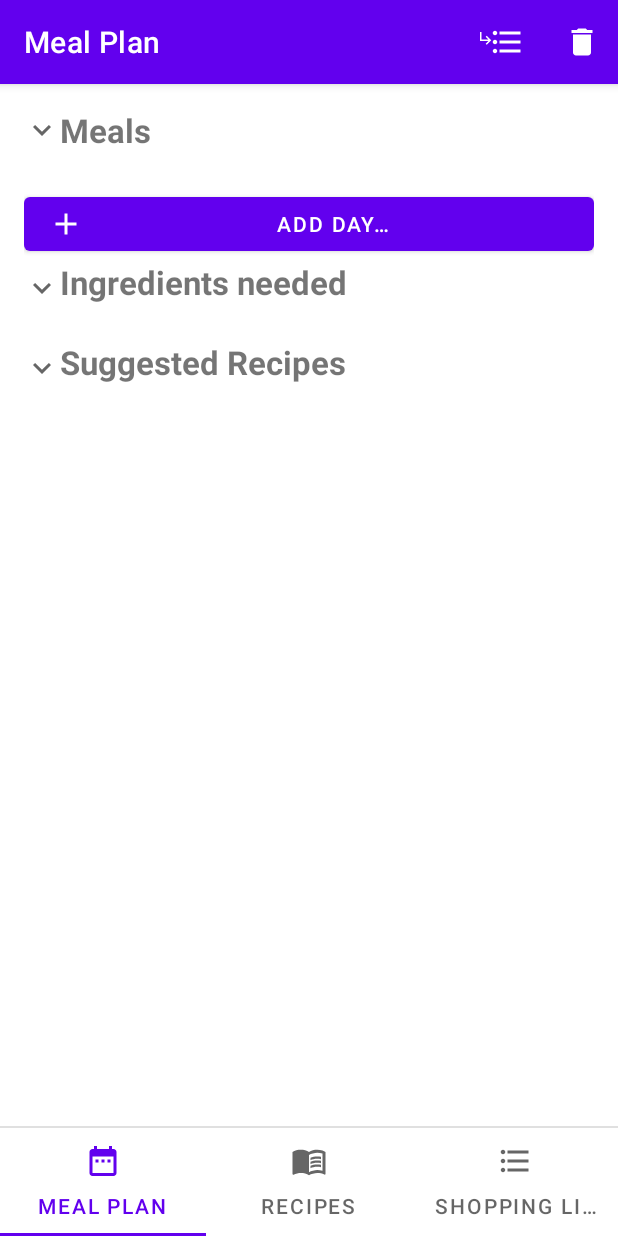
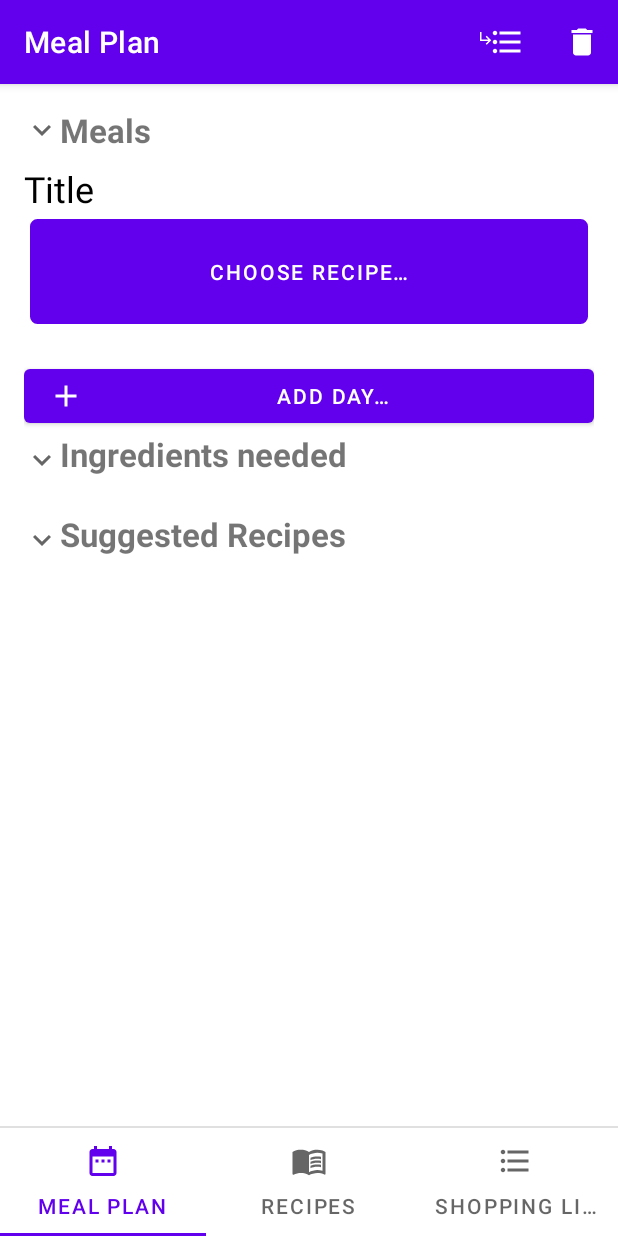
Before and after one commit to tschwenke7/shoppinglistapp2, an Android app: the screen it shows after launch (MainActivity), after a tap on "ADD DAY…", on a phone screen of 412 x 824 dp. Run offline under Robolectric (Android 15) with nearby library versions, the phone set to English and light mode, and no system bars; our stand-ins replace Room's generated code.

Commit message:
Empty meal plans can now be displayed and renamed.

```diff
--- a/app/src/main/java/com/example/shoppinglistapp2/activities/ui/mealplan/MealPlanFragment.java
+++ b/app/src/main/java/com/example/shoppinglistapp2/activities/ui/mealplan/MealPlanFragment.java
@@ -21,10 +21,11 @@ import android.widget.Button;
 import com.example.shoppinglistapp2.R;
 import com.example.shoppinglistapp2.activities.MainActivity;
 import com.example.shoppinglistapp2.activities.ui.shoppinglist.ShoppingListViewModel;
+import com.example.shoppinglistapp2.helpers.KeyboardHider;
 
 import org.jetbrains.annotations.NotNull;
 
-public class MealPlanFragment extends Fragment {
+public class MealPlanFragment extends Fragment implements MealPlanListAdapter.MealPlanClickListener {
 
     private MealPlanViewModel mealPlanViewModel;
 
@@ -50,7 +51,7 @@ public class MealPlanFragment extends Fragment {
 
         //setup meal plan recyclerview
         RecyclerView mealPlanRecyclerView = getView().findViewById(R.id.plan_recipes_recyclerview);
-        final MealPlanListAdapter mealPlanListAdapter = new MealPlanListAdapter();
+        final MealPlanListAdapter mealPlanListAdapter = new MealPlanListAdapter(this);
         mealPlanRecyclerView.setAdapter(mealPlanListAdapter);
         mealPlanRecyclerView.setLayoutManager(new LinearLayoutManager((this.getContext())));
 
@@ -86,4 +87,22 @@ public class MealPlanFragment extends Fragment {
         //set title
         ((AppCompatActivity) mainActivity).getSupportActionBar().setTitle(R.string.title_meal_plan);
     }
+
+    @Override
+    public void onTitleConfirmClicked(int position, String newTitle) {
+        KeyboardHider.hideKeyboard(getActivity());
+
+        //update title in database
+        mealPlanViewModel.updateDayTitle(position, newTitle);
+    }
+
+    @Override
+    public void onChooseRecipeClicked(int position) {
+
+    }
+
+    @Override
+    public void onRecipeClicked(int position) {
+
+    }
 }
--- a/app/src/main/java/com/example/shoppinglistapp2/activities/ui/mealplan/MealPlanListAdapter.java
+++ b/app/src/main/java/com/example/shoppinglistapp2/activities/ui/mealplan/MealPlanListAdapter.java
@@ -1,6 +1,7 @@
 package com.example.shoppinglistapp2.activities.ui.mealplan;
 
 import android.view.LayoutInflater;
+import android.view.MotionEvent;
 import android.view.View;
 import android.view.ViewGroup;
 import android.widget.TextView;
@@ -13,6 +14,7 @@ import com.example.shoppinglistapp2.R;
 import com.example.shoppinglistapp2.activities.ui.recipes.recipelist.RecipeListAdapter;
 import com.example.shoppinglistapp2.db.tables.MealPlan;
 import com.example.shoppinglistapp2.db.tables.Recipe;
+import com.example.shoppinglistapp2.helpers.KeyboardHider;
 
 import org.jetbrains.annotations.NotNull;
 
@@ -21,16 +23,18 @@ import java.util.List;
 public class MealPlanListAdapter extends RecyclerView.Adapter<MealPlanListAdapter.ViewHolder> {
 
     private List<MealPlan> mealPlans;
+    private MealPlanClickListener mealPlanClickListener;
 
-    public MealPlanListAdapter(){
 
+    public MealPlanListAdapter(MealPlanClickListener mealPlanClickListener){
+        this.mealPlanClickListener = mealPlanClickListener;
     }
 
     @NonNull
     @Override
     public ViewHolder onCreateViewHolder(@NonNull @NotNull ViewGroup parent, int viewType) {
         View view = LayoutInflater.from(parent.getContext()).inflate(R.layout.meal_plan_recyclerview_item, parent, false);
-        return new MealPlanListAdapter.ViewHolder(view);
+        return new MealPlanListAdapter.ViewHolder(view, mealPlanClickListener);
     }
 
     @Override
@@ -56,22 +60,45 @@ public class MealPlanListAdapter extends RecyclerView.Adapter<MealPlanListAdapte
     public class ViewHolder extends RecyclerView.ViewHolder {
         private final View itemView;
         private MealPlan mealPlan;
+        private MealPlanClickListener mealPlanClickListener;
 
-        public ViewHolder(@NonNull @NotNull View itemView) {
+        public ViewHolder(@NonNull @NotNull View itemView, MealPlanClickListener mealPlanClickListener) {
             super(itemView);
             this.itemView = itemView;
+            this.mealPlanClickListener = mealPlanClickListener;
         }
 
         public void bind(MealPlan mealPlan) {
             this.mealPlan = mealPlan;
 
             /* set day name */
-            ((TextView) itemView.findViewById(R.id.day_title)).setText(mealPlan.getDayTitle());
+            TextView dayTitle = itemView.findViewById(R.id.day_title);
+            dayTitle.setText(mealPlan.getDayTitle());
+
+            /* Listen for click on day name for editing */
+            View confirmDayTitle = itemView.findViewById(R.id.edit_day_title_confirm);
+            dayTitle.setOnTouchListener(new View.OnTouchListener() {
+                @Override
+                public boolean onTouch(View v, MotionEvent event) {
+                    if(MotionEvent.ACTION_UP == event.getAction()){
+                        confirmDayTitle.setVisibility(View.VISIBLE);
+                    }
+                    return false;
+                }
+            });
+
+            /* Listen for title change confirm "tick icon" clicked, and tell fragment to update */
+            confirmDayTitle.setOnClickListener(view -> {
+                mealPlanClickListener.onTitleConfirmClicked(getAdapterPosition(), dayTitle.getText().toString());
+                dayTitle.clearFocus();
+                confirmDayTitle.setVisibility(View.GONE);
+            });
 
             /* set recipe details if provided - otherwise hide recipe cardview */
             CardView cardView = itemView.findViewById(R.id.recipe_cardview);
 
             if (null != mealPlan.getRecipe()){
+                itemView.findViewById(R.id.choose_recipe_button).setVisibility(View.GONE);
                 cardView.setVisibility(View.VISIBLE);
                 Recipe recipe = mealPlan.getRecipe();
 
@@ -88,7 +115,19 @@ public class MealPlanListAdapter extends RecyclerView.Adapter<MealPlanListAdapte
                 itemView.findViewById(R.id.choose_recipe_button).setVisibility(View.VISIBLE);
             }
 
+            // set click listener for recipe
+            cardView.setOnClickListener(view -> mealPlanClickListener.onRecipeClicked(getAdapterPosition()));
+            // set click listener for choose recipe button
+            itemView.findViewById(R.id.choose_recipe_button)
+                    .setOnClickListener(view -> mealPlanClickListener.onChooseRecipeClicked(getAdapterPosition()));
+
             /* set notes */
         }
     }
+
+    public interface MealPlanClickListener {
+        void onTitleConfirmClicked(int position, String newTitle);
+        void onChooseRecipeClicked(int position);
+        void onRecipeClicked(int position);
+    }
 }
--- a/app/src/main/java/com/example/shoppinglistapp2/db/SlaRepository.java
+++ b/app/src/main/java/com/example/shoppinglistapp2/db/SlaRepository.java
@@ -231,4 +231,8 @@ public class SlaRepository {
     public void insertMealPlan(MealPlan mealPlan){
         SlaDatabase.databaseWriteExecutor.execute(()-> mealPlanDao.insert(mealPlan));
     }
+
+    public void updateMealPlan(MealPlan mealPlan) {
+        SlaDatabase.databaseWriteExecutor.execute(()-> mealPlanDao.update(mealPlan));
+    }
 }
--- /dev/null
+++ b/app/src/main/res/color/day_title_edittext_font_color.xml
@@ -0,0 +1,5 @@
+<?xml version="1.0" encoding="utf-8"?>
+<selector xmlns:android="http://schemas.android.com/apk/res/android">
+    <item android:color="@color/primary_text_default"></item>
+    <item android:state_enabled="false" android:color="@color/primary_text_default"></item>
+</selector>
--- a/app/src/main/res/layout/meal_plan_recyclerview_item.xml
+++ b/app/src/main/res/layout/meal_plan_recyclerview_item.xml
@@ -5,14 +5,34 @@
     android:layout_width="match_parent"
     android:layout_height="wrap_content"
     android:orientation="vertical"
-    android:layout_marginBottom="0dp">
+    android:layout_marginBottom="8dp">
 
-    <TextView
-        android:id="@+id/day_title"
+    <LinearLayout
         android:layout_width="match_parent"
-        android:layout_height="wrap_content"
-        android:textSize="24sp"
-        tools:text="Monday" />
+        android:layout_height="match_parent"
+        android:orientation="horizontal"
+        android:layout_marginBottom="4dp">
+
+        <EditText
+            android:id="@+id/day_title"
+            android:layout_width="0dp"
+            android:layout_height="wrap_content"
+            android:layout_weight="1"
+            android:textSize="24sp"
+            tools:text="Monday"
+            android:background="@null"
+            android:textColor="@color/day_title_edittext_font_color"
+            />
+
+        <ImageView
+            android:id="@+id/edit_day_title_confirm"
+            android:layout_width="wrap_content"
+            android:layout_height="wrap_content"
+            android:layout_gravity="center"
+            app:srcCompat="@drawable/ic_tick"
+            android:visibility="gone"
+            android:layout_marginEnd="8dp"/>
+    </LinearLayout>
 
     <androidx.cardview.widget.CardView
         android:id="@+id/recipe_cardview"
```
Also changed, not shown: app/src/main/java/com/example/shoppinglistapp2/activities/ui/mealplan/MealPlanViewModel.java (+7 -0 lines).
